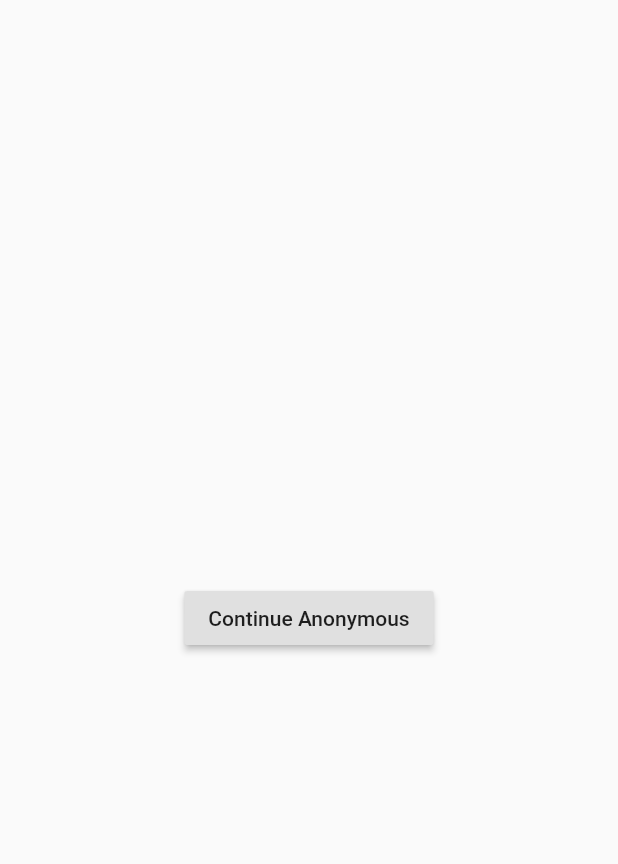
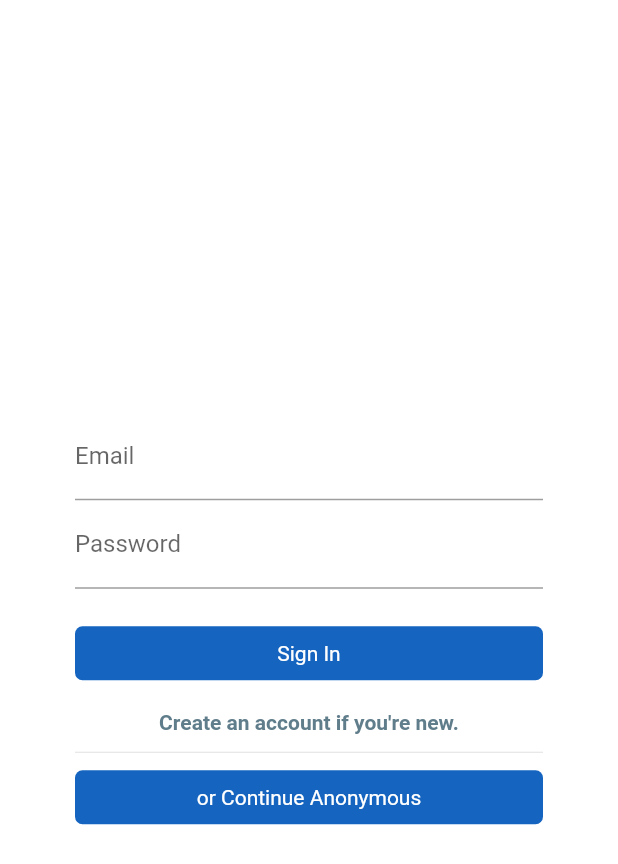
Before and after one commit to inovtribe/CleanEarth, a Flutter app: the screen it shows after launch, on a phone screen of 412 x 824 dp. Shown: the top 864 px of the screen. Run offline on Flutter 3.47's test engine with Material 2 defaults, Android fonts, the phone set to English and light mode, and no system bars; our stand-ins replace cloud_firestore, firebase_auth, firebase_storage, flutter_datetime_picker, flutter_speed_dial, get_it and 4 more; missing offline and left inert: flutter_tagging, geoflutterfire; accounts and stored records are empty.

Commit message:
added sign in ui flow

```diff
--- a/lib/screens/signin_screen.dart
+++ b/lib/screens/signin_screen.dart
@@ -1,18 +1,73 @@
 import 'package:flutter/material.dart';
-import 'package:timwan/locator.dart';
-import 'package:timwan/services/firebase_auth_service.dart';
+import 'package:provider/provider.dart';
+import 'package:timwan/screens/signup_screen.dart';
+import 'package:timwan/viewmodels/signin_view_model.dart';
+import 'package:timwan/widgets/loading_button.dart';
+import 'package:timwan/widgets/text_link.dart';
 
 class SignInScreen extends StatelessWidget {
+  final emailController = TextEditingController();
+  final passwordController = TextEditingController();
+
   @override
   Widget build(BuildContext context) {
-    final authService = locator<FirebaseAuthService>();
-    return Scaffold(
-      body: Center(
-        child: RaisedButton(
-          child: Text('Continue Anonymous'),
-          onPressed: authService.signInAnonymously,
-        ),
-      ),
+    return Consumer<SignInViewModel>(
+      builder: (context, model, child) {
+        return Scaffold(
+          backgroundColor: Colors.white,
+          body: Padding(
+            padding: const EdgeInsets.symmetric(horizontal: 50),
+            child: Column(
+              mainAxisSize: MainAxisSize.max,
+              mainAxisAlignment: MainAxisAlignment.center,
+              crossAxisAlignment: CrossAxisAlignment.center,
+              children: <Widget>[
+                TextField(
+                  decoration: InputDecoration(
+                    labelText: "Email",
+                  ),
+                  controller: emailController,
+                ),
+                TextField(
+                  decoration: InputDecoration(
+                    labelText: "Password",
+                  ),
+                  obscureText: true,
+                  controller: passwordController,
+                ),
+                SizedBox(
+                  height: 25,
+                ),
+                LoadingButton(
+                  title: "Sign In",
+                  isLoading: model.isLoading,
+                  onPressed: () => model.signInWithEmail(
+                      email: emailController.text,
+                      password: passwordController.text),
+                ),
+                SizedBox(
+                  height: 20,
+                ),
+                TextLink(
+                  onPressed: () {
+                    Navigator.of(context).push(MaterialPageRoute(
+                        builder: (context) => SignUpScreen()));
+                  },
+                  text: 'Create an account if you\'re new.',
+                ),
+                Divider(
+                  height: 24,
+                ),
+                LoadingButton(
+                  title: "or Continue Anonymous",
+                  isLoading: model.isLoading,
+                  onPressed: model.signInAnonymously,
+                ),
+              ],
+            ),
+          ),
+        );
+      },
     );
   }
 }
--- /dev/null
+++ b/lib/screens/signup_screen.dart
@@ -0,0 +1,10 @@
+import 'package:flutter/material.dart';
+
+class SignUpScreen extends StatelessWidget {
+  @override
+  Widget build(BuildContext context) {
+    return Scaffold(
+      backgroundColor: Colors.white,
+    );
+  }
+}
--- /dev/null
+++ b/lib/widgets/loading_button.dart
@@ -0,0 +1,50 @@
+import 'package:flutter/material.dart';
+
+class LoadingButton extends StatefulWidget {
+  final bool isLoading;
+  final String title;
+  final Function onPressed;
+  final bool enabled;
+
+  const LoadingButton({
+    Key key,
+    this.isLoading = false,
+    @required this.title,
+    @required this.onPressed,
+    this.enabled = true,
+  }) : super(key: key);
+
+  @override
+  _LoadingButtonState createState() => _LoadingButtonState();
+}
+
+class _LoadingButtonState extends State<LoadingButton> {
+  @override
+  Widget build(BuildContext context) {
+    return GestureDetector(
+      onTap: widget.onPressed,
+      child: InkWell(
+        child: AnimatedContainer(
+          duration: const Duration(milliseconds: 300),
+          alignment: Alignment.center,
+          padding: EdgeInsets.symmetric(
+              horizontal: widget.isLoading ? 10 : 15,
+              vertical: widget.isLoading ? 10 : 10),
+          decoration: BoxDecoration(
+            color: widget.enabled ? Colors.blue[800] : Colors.blue[300],
+            borderRadius: BorderRadius.circular(5),
+          ),
+          child: !widget.isLoading
+              ? Text(
+                  widget.title,
+                  style: TextStyle(color: Colors.white),
+                )
+              : CircularProgressIndicator(
+                  strokeWidth: 2,
+                  valueColor: AlwaysStoppedAnimation<Color>(Colors.white),
+                ),
+        ),
+      ),
+    );
+  }
+}
--- /dev/null
+++ b/lib/widgets/text_link.dart
@@ -0,0 +1,27 @@
+import 'package:flutter/material.dart';
+
+class TextLink extends StatelessWidget {
+  final String text;
+  final Function onPressed;
+
+  const TextLink({
+    Key key,
+    this.text,
+    this.onPressed,
+  }) : super(key: key);
+
+  @override
+  Widget build(BuildContext context) {
+    return GestureDetector(
+      onTap: onPressed,
+      child: Text(
+        text,
+        style: TextStyle(
+          fontWeight: FontWeight.w700,
+          fontSize: 14,
+          color: Colors.blueGrey,
+        ),
+      ),
+    );
+  }
+}
```
